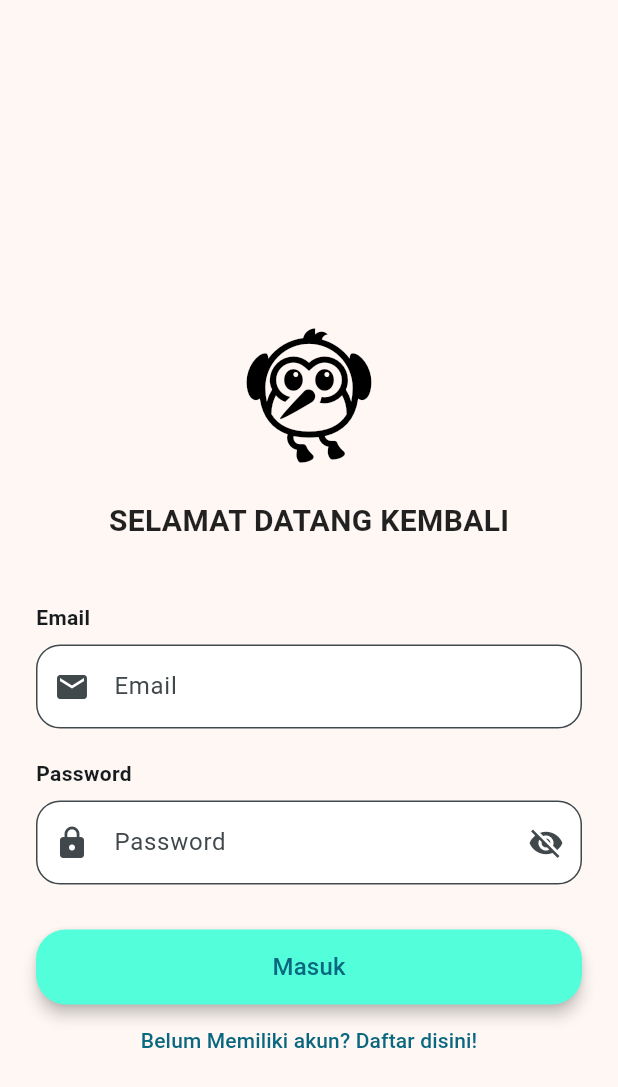
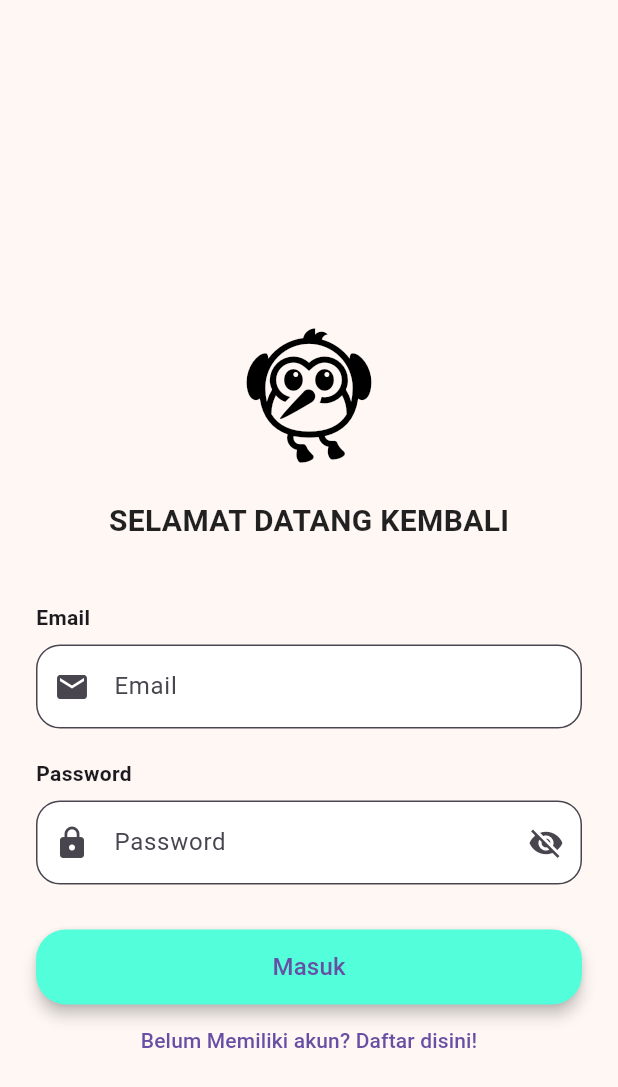
Before and after one commit to ARULL20/20220140051_UCP1Flutter, a Flutter app: the screen it shows after launch, on a phone screen of 412 x 824 dp. Shown: the top 1087 px of the screen. Run offline on Flutter 3.47's test engine with Material 3 defaults, Android fonts, the phone set to English and light mode, and no system bars; our stand-ins replace shared_preferences.

Commit message:
merubah sedikit pada main.dart

```diff
--- a/lib/main.dart
+++ b/lib/main.dart
@@ -12,18 +12,12 @@ class MyApp extends StatelessWidget {
   @override
   Widget build(BuildContext context) {
     return MaterialApp(
-      title: 'Flutter Demo',
+      debugShowCheckedModeBanner: false,
+      title: 'UCP 1 PAMLanjut',
       theme: ThemeData(
-        colorScheme: ColorScheme.fromSeed(seedColor: const Color.fromARGB(255, 58, 152, 183)),
+        primarySwatch: Colors.orange,
       ),
-      initialRoute: '/login',
-      routes: {
-        '/login': (context) => const LoginPage(),
-        '/register' : (context) => const RegisterPage(),
-
-
-      },
-      debugShowCheckedModeBanner: false,
+      home: const LoginPage(),
     );
   }
 }
```
